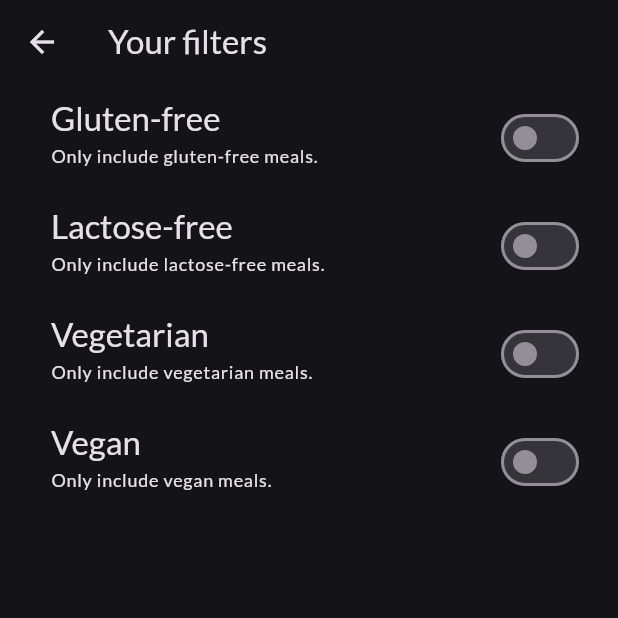
After one commit to AdrianMReds/flutter_mealsapp, a Flutter app: the FiltersScreen screen opened directly, on a phone screen of 412 x 824 dp, the top half of it. The commit adds this screen. Run offline on Flutter 3.47's test engine with Material 3 defaults, Android fonts, the phone set to English and light mode, and no system bars; our stand-ins replace google_fonts, transparent_image.

Commit message:
Filters returning data

```diff
--- /dev/null
+++ b/lib/screens/filters.dart
@@ -0,0 +1,149 @@
+import 'package:flutter/material.dart';
+
+// import 'package:meals_app/screens/tabs.dart';
+// import 'package:meals_app/widgets/main_drawer.dart';
+
+enum Filter {
+  glutenFree,
+  lactoseFree,
+  vegetarian,
+  vegan,
+}
+
+class FiltersScreen extends StatefulWidget {
+  const FiltersScreen({super.key});
+
+  @override
+  State<StatefulWidget> createState() {
+    return _FiltersScreenState();
+  }
+}
+
+class _FiltersScreenState extends State<FiltersScreen> {
+  var _glutenFreeFilterSet = false;
+  var _lactoseFreeFilterSet = false;
+  var _vegetarianFilterSet = false;
+  var _veganFilterSet = false;
+
+  @override
+  Widget build(BuildContext context) {
+    return Scaffold(
+      appBar: AppBar(
+        title: const Text('Your filters'),
+      ),
+      // drawer: MainDrawer(
+      //   onSelectScreen: (identifier) {
+      //     Navigator.of(context).pop();
+      //     if (identifier == 'meals') {
+      //       Navigator.of(context).pushReplacement(
+      //           MaterialPageRoute(builder: (context) => const TabsScreen()));
+      //     }
+      //   },
+      // ),
+      body: PopScope(
+        canPop: false,
+        onPopInvoked: (bool didPop) {
+          if (didPop) return;
+          Navigator.of(context).pop({
+            Filter.glutenFree: _glutenFreeFilterSet,
+            Filter.lactoseFree: _lactoseFreeFilterSet,
+            Filter.vegetarian: _vegetarianFilterSet,
+            Filter.vegan: _veganFilterSet,
+          });
+        },
+        child: Column(
+          children: [
+            SwitchListTile(
+              value: _glutenFreeFilterSet,
+              onChanged: (isChecked) {
+                setState(() {
+                  _glutenFreeFilterSet = isChecked;
+                });
+              },
+              title: Text(
+                'Gluten-free',
+                style: Theme.of(context).textTheme.titleLarge!.copyWith(
+                      color: Theme.of(context).colorScheme.onBackground,
+                    ),
+              ),
+              subtitle: Text(
+                'Only include gluten-free meals.',
+                style: Theme.of(context).textTheme.labelMedium!.copyWith(
+                      color: Theme.of(context).colorScheme.onBackground,
+                    ),
+              ),
+              activeColor: Theme.of(context).colorScheme.tertiary,
+              contentPadding: const EdgeInsets.only(left: 34, right: 22),
+            ),
+            SwitchListTile(
+              value: _lactoseFreeFilterSet,
+              onChanged: (isChecked) {
+                setState(() {
+                  _lactoseFreeFilterSet = isChecked;
+                });
+              },
+              title: Text(
+                'Lactose-free',
+                style: Theme.of(context).textTheme.titleLarge!.copyWith(
+                      color: Theme.of(context).colorScheme.onBackground,
+                    ),
+              ),
+              subtitle: Text(
+                'Only include lactose-free meals.',
+                style: Theme.of(context).textTheme.labelMedium!.copyWith(
+                      color: Theme.of(context).colorScheme.onBackground,
+                    ),
+              ),
+              activeColor: Theme.of(context).colorScheme.tertiary,
+              contentPadding: const EdgeInsets.only(left: 34, right: 22),
+            ),
+            SwitchListTile(
+              value: _vegetarianFilterSet,
+              onChanged: (isChecked) {
+                setState(() {
+                  _vegetarianFilterSet = isChecked;
+                });
+              },
+              title: Text(
+                'Vegetarian',
+                style: Theme.of(context).textTheme.titleLarge!.copyWith(
+                      color: Theme.of(context).colorScheme.onBackground,
+                    ),
+              ),
+              subtitle: Text(
+                'Only include vegetarian meals.',
+                style: Theme.of(context).textTheme.labelMedium!.copyWith(
+                      color: Theme.of(context).colorScheme.onBackground,
+                    ),
+              ),
+              activeColor: Theme.of(context).colorScheme.tertiary,
+              contentPadding: const EdgeInsets.only(left: 34, right: 22),
+            ),
+            SwitchListTile(
+              value: _veganFilterSet,
+              onChanged: (isChecked) {
+                setState(() {
+                  _veganFilterSet = isChecked;
+                });
+              },
+              title: Text(
+                'Vegan',
+                style: Theme.of(context).textTheme.titleLarge!.copyWith(
+                      color: Theme.of(context).colorScheme.onBackground,
+                    ),
+              ),
+              subtitle: Text(
+                'Only include vegan meals.',
+                style: Theme.of(context).textTheme.labelMedium!.copyWith(
+                      color: Theme.of(context).colorScheme.onBackground,
+                    ),
+              ),
+              activeColor: Theme.of(context).colorScheme.tertiary,
+              contentPadding: const EdgeInsets.only(left: 34, right: 22),
+            ),
+          ],
+        ),
+      ),
+    );
+  }
+}
```
Also changed, not shown: lib/screens/tabs.dart (+17 -1 lines), lib/widgets/main_drawer.dart (+9 -3 lines).
